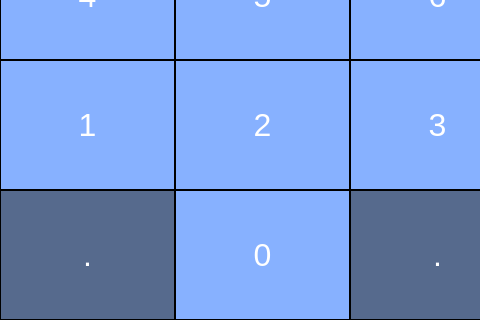
Old version of the form Calculator/mainwindow.ui in the repository Oleh-Hrytsyk/Calculator; both pictures show x 0 to 480 and y 480 to 800 of the 700 by 800 pixel window.
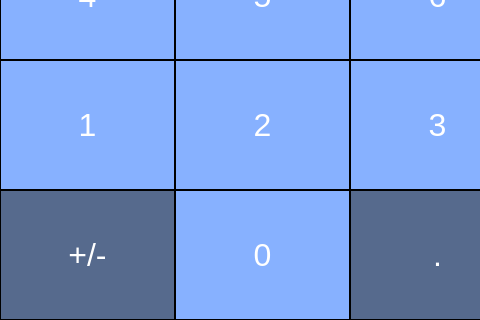
New version of the form.

The edit to the form file:
```diff
--- a/Calculator/mainwindow.ui
+++ b/Calculator/mainwindow.ui
@@ -715,7 +715,7 @@
 }</string>
           </property>
           <property name="text">
-           <string>.</string>
+           <string>+/-</string>
           </property>
          </widget>
         </item>
```
Left out of the diff: 2 changed lines with no effect on the pictures.
